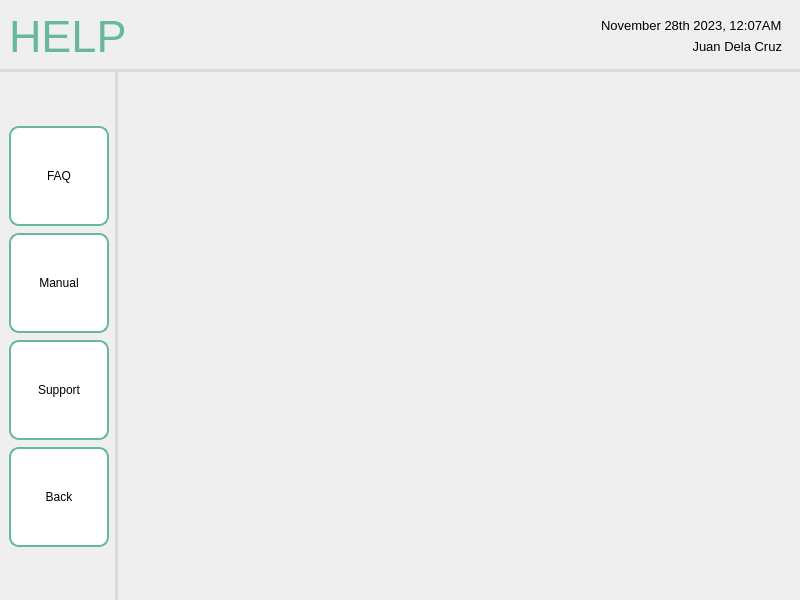
Before: the Qt Designer form screens/ui/help/help_userManual.ui in sehae/POS-with-Inventory-System, drawn with Qt 5.
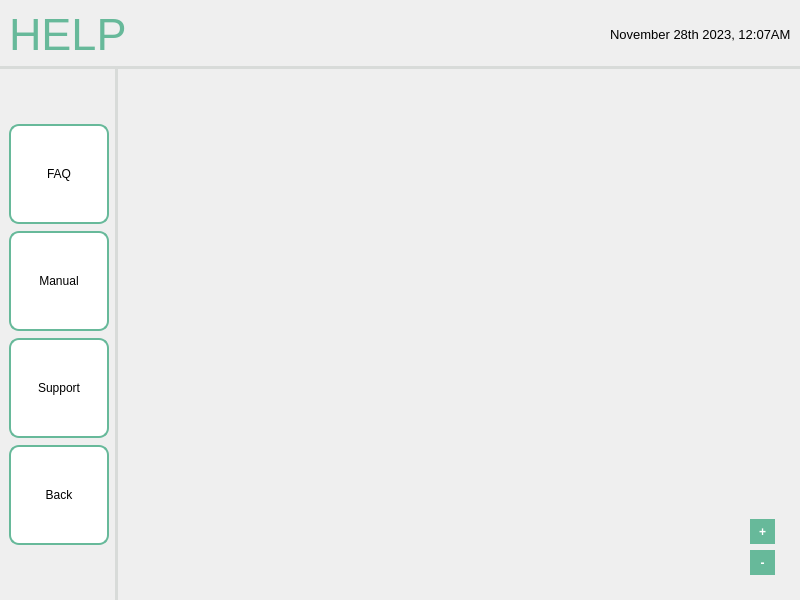
After: the same form once the commit is applied. Icons and pictures are not drawn.

What changed in the file:
```diff
--- a/screens/ui/help/help_userManual.ui
+++ b/screens/ui/help/help_userManual.ui
@@ -328,46 +328,20 @@
            </spacer>
           </item>
           <item>
-           <widget class="QFrame" name="systemLabel">
-            <layout class="QVBoxLayout" name="verticalLayout_12">
-             <item>
-              <widget class="QLabel" name="sysTimeDate">
-               <property name="font">
-                <font>
-                 <pointsize>10</pointsize>
-                </font>
-               </property>
-               <property name="styleSheet">
-                <string notr="true">QLabel {
+           <widget class="QLabel" name="sysTimeDate">
+            <property name="font">
+             <font>
+              <pointsize>10</pointsize>
+             </font>
+            </property>
+            <property name="styleSheet">
+             <string notr="true">QLabel {
     color: black;
 }</string>
-               </property>
-               <property name="text">
-                <string>November 28th 2023, 12:07AM</string>
-               </property>
-              </widget>
-             </item>
-             <item>
-              <widget class="QLabel" name="userName">
-               <property name="font">
-                <font>
-                 <pointsize>10</pointsize>
-                </font>
-               </property>
-               <property name="styleSheet">
-                <string notr="true">QLabel {
-    color: black;
-}</string>
-               </property>
-               <property name="text">
-                <string>Juan Dela Cruz</string>
-               </property>
-               <property name="alignment">
-                <set>Qt::AlignRight|Qt::AlignTrailing|Qt::AlignVCenter</set>
-               </property>
-              </widget>
-             </item>
-            </layout>
+            </property>
+            <property name="text">
+             <string>November 28th 2023, 12:07AM</string>
+            </property>
            </widget>
           </item>
          </layout>
@@ -375,7 +349,7 @@
        </item>
        <item row="1" column="1">
         <widget class="QWidget" name="mainContent" native="true">
-         <layout class="QVBoxLayout" name="verticalLayout">
+         <layout class="QHBoxLayout" name="horizontalLayout_2">
           <property name="leftMargin">
            <number>25</number>
           </property>
@@ -388,6 +362,104 @@
           <property name="bottomMargin">
            <number>25</number>
           </property>
+          <item>
+           <widget class="QWidget" name="pdfViewerPlaceholder" native="true"/>
+          </item>
+          <item>
+           <layout class="QVBoxLayout" name="verticalLayout_2">
+            <item>
+             <spacer name="verticalSpacer">
+              <property name="orientation">
+               <enum>Qt::Vertical</enum>
+              </property>
+              <property name="sizeHint" stdset="0">
+               <size>
+                <width>20</width>
+                <height>40</height>
+               </size>
+              </property>
+             </spacer>
+            </item>
+            <item>
+             <widget class="QPushButton" name="zoomin">
+              <property name="minimumSize">
+               <size>
+                <width>25</width>
+                <height>25</height>
+               </size>
+              </property>
+              <property name="maximumSize">
+               <size>
+                <width>25</width>
+                <height>25</height>
+               </size>
+              </property>
+              <property name="font">
+               <font>
+                <bold>true</bold>
+               </font>
+              </property>
+              <property name="styleSheet">
+               <string notr="true">QPushButton {
+    background-color: #67B99A;
+    border: none;
+    color: white;
+    border-radius: 20px;
+}
+QPushButton:hover {
+    background-color: #5CAE8B;
+}
+QPushButton:pressed {
+    background-color: #4D9C7F;
+}
+</string>
+              </property>
+              <property name="text">
+               <string>+</string>
+              </property>
+             </widget>
+            </item>
+            <item>
+             <widget class="QPushButton" name="zoomout">
+              <property name="minimumSize">
+               <size>
+                <width>25</width>
+                <height>25</height>
+               </size>
+              </property>
+              <property name="maximumSize">
+               <size>
+                <width>25</width>
+                <height>25</height>
+               </size>
+              </property>
+              <property name="font">
+               <font>
+                <bold>true</bold>
+               </font>
+              </property>
+              <property name="styleSheet">
+               <string notr="true">QPushButton {
+    background-color: #67B99A;
+    border: none;
+    color: white;
+    border-radius: 20px;
+}
+QPushButton:hover {
+    background-color: #5CAE8B;
+}
+QPushButton:pressed {
+    background-color: #4D9C7F;
+}
+</string>
+              </property>
+              <property name="text">
+               <string>-</string>
+              </property>
+             </widget>
+            </item>
+           </layout>
+          </item>
          </layout>
         </widget>
        </item>
```
